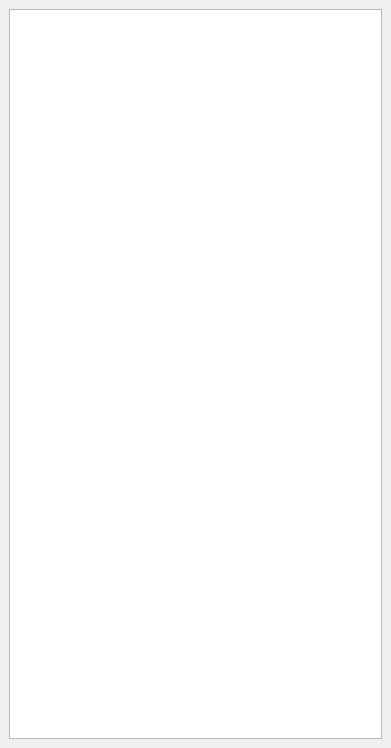
Old version of the form editor/layout/particleparams.ui in the repository Vavius/moai-ide.
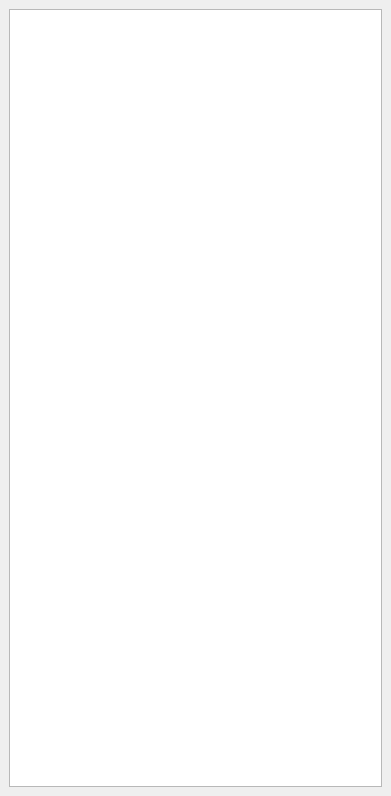
New version of the form.

Diff of the .ui file:
```diff
--- a/editor/layout/particleparams.ui
+++ b/editor/layout/particleparams.ui
@@ -7,7 +7,7 @@
     <x>0</x>
     <y>0</y>
     <width>391</width>
-    <height>748</height>
+    <height>796</height>
    </rect>
   </property>
   <property name="windowTitle">
```
